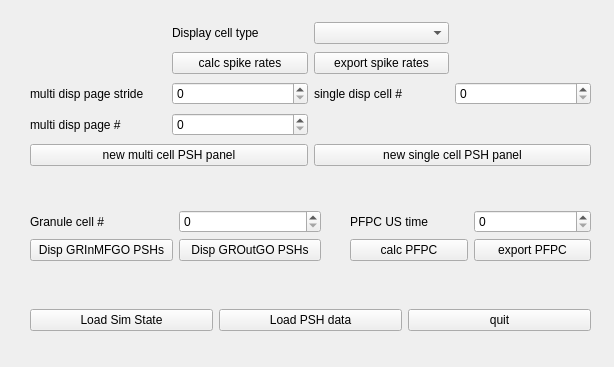
Above: SimDataAnalysis/includes/mainw.ui from wenkeli/Cerebellum_simulation before the change. Below: the same form after it.
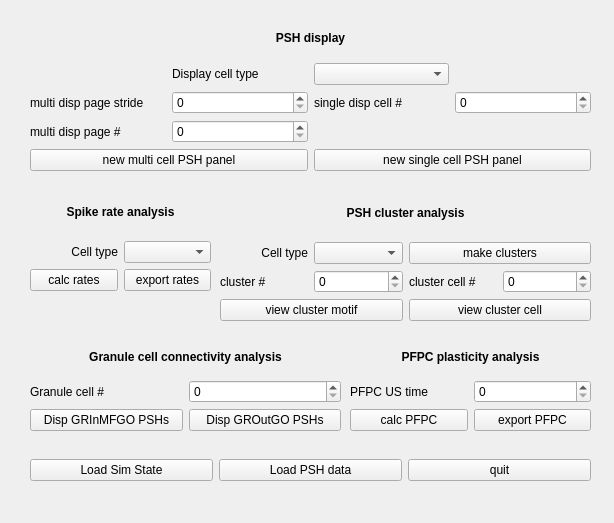
That is the form after the change.

Patch:
```diff
--- a/SimDataAnalysis/includes/mainw.ui
+++ b/SimDataAnalysis/includes/mainw.ui
@@ -7,7 +7,7 @@
     <x>0</x>
     <y>0</y>
     <width>614</width>
-    <height>367</height>
+    <height>523</height>
    </rect>
   </property>
   <property name="windowTitle">
@@ -18,7 +18,7 @@
     <property name="geometry">
      <rect>
       <x>30</x>
-      <y>300</y>
+      <y>450</y>
       <width>561</width>
       <height>41</height>
      </rect>
@@ -57,71 +57,71 @@
      </rect>
     </property>
     <layout class="QGridLayout" name="gridLayout_2">
-     <item row="2" column="0">
+     <item row="3" column="0">
       <widget class="QLabel" name="label">
        <property name="text">
         <string>multi disp page stride</string>
        </property>
       </widget>
      </item>
-     <item row="2" column="1">
+     <item row="3" column="1">
       <widget class="QSpinBox" name="multiCellStrideBox"/>
      </item>
-     <item row="3" column="0">
+     <item row="4" column="0">
       <widget class="QLabel" name="label_2">
        <property name="text">
         <string>multi disp page #</string>
        </property>
       </widget>
      </item>
-     <item row="3" column="1">
+     <item row="4" column="1">
       <widget class="QSpinBox" name="multiCellPageBox"/>
      </item>
-     <item row="2" column="2">
+     <item row="3" column="2">
       <widget class="QLabel" name="label_4">
        <property name="text">
         <string>single disp cell #</string>
        </property>
       </widget>
      </item>
-     <item row="2" column="3">
+     <item row="3" column="3">
       <widget class="QSpinBox" name="singleCellNumBox"/>
      </item>
-     <item row="0" column="2">
+     <item row="1" column="2">
       <widget class="QComboBox" name="dispCellTypeBox"/>
      </item>
-     <item row="0" column="1">
+     <item row="1" column="1">
       <widget class="QLabel" name="label_3">
        <property name="text">
         <string>Display cell type</string>
        </property>
       </widget>
      </item>
-     <item row="4" column="2" colspan="2">
+     <item row="5" column="2" colspan="2">
       <widget class="QPushButton" name="singleCellNPButton">
        <property name="text">
         <string>new single cell PSH panel</string>
        </property>
       </widget>
      </item>
-     <item row="4" column="0" colspan="2">
+     <item row="5" column="0" colspan="2">
       <widget class="QPushButton" name="multicellNPButton">
        <property name="text">
         <string>new multi cell PSH panel</string>
        </property>
       </widget>
      </item>
-     <item row="1" column="1">
-      <widget class="QPushButton" name="calcSpikeRatesButton">
+     <item row="0" column="1" colspan="2">
+      <widget class="QLabel" name="label_13">
        <property name="text">
-        <string>calc spike rates</string>
-       </property>
-      </widget>
-     </item>
-     <item row="1" column="2">
-      <widget class="QPushButton" name="exportSpikeRatesButton">
-       <property name="text">
-        <string>export spike rates</string>
+        <string>&lt;!DOCTYPE HTML PUBLIC &quot;-//W3C//DTD HTML 4.0//EN&quot; &quot;http://www.w3.org/TR/REC-html40/strict.dtd&quot;&gt;
+&lt;html&gt;&lt;head&gt;&lt;meta name=&quot;qrichtext&quot; content=&quot;1&quot; /&gt;&lt;style type=&quot;text/css&quot;&gt;
+p, li { white-space: pre-wrap; }
+&lt;/style&gt;&lt;/head&gt;&lt;body style=&quot; font-family:'Sans Serif'; font-size:9pt; font-weight:400; font-style:normal;&quot;&gt;
+&lt;table style=&quot;-qt-table-type: root; margin-top:4px; margin-bottom:4px; margin-left:4px; margin-right:4px;&quot;&gt;
+&lt;tr&gt;
+&lt;td style=&quot;border: none;&quot;&gt;
+&lt;p align=&quot;center&quot; style=&quot; margin-top:0px; margin-bottom:0px; margin-left:0px; margin-right:0px; -qt-block-indent:0; text-indent:0px;&quot;&gt;&lt;span style=&quot; font-weight:600;&quot;&gt;PSH display&lt;/span&gt;&lt;/p&gt;&lt;/td&gt;&lt;/tr&gt;&lt;/table&gt;&lt;/body&gt;&lt;/html&gt;</string>
        </property>
       </widget>
      </item>
@@ -131,72 +131,241 @@
     <property name="geometry">
      <rect>
       <x>350</x>
-      <y>210</y>
+      <y>340</y>
       <width>241</width>
-      <height>51</height>
+      <height>91</height>
      </rect>
     </property>
     <layout class="QGridLayout" name="gridLayout_3">
-     <item row="0" column="0">
+     <item row="1" column="0">
       <widget class="QLabel" name="label_5">
        <property name="text">
         <string>PFPC US time</string>
        </property>
       </widget>
      </item>
-     <item row="0" column="1">
+     <item row="1" column="1">
       <widget class="QSpinBox" name="pfPCPlastUSTimeSpinBox"/>
      </item>
-     <item row="1" column="0">
+     <item row="2" column="0">
       <widget class="QPushButton" name="calcPFPCPlastButton">
        <property name="text">
         <string>calc PFPC</string>
        </property>
       </widget>
      </item>
-     <item row="1" column="1">
+     <item row="2" column="1">
       <widget class="QPushButton" name="exportPFPCPlastActButton">
        <property name="text">
         <string>export PFPC</string>
        </property>
       </widget>
      </item>
+     <item row="0" column="0" colspan="2">
+      <widget class="QLabel" name="label_8">
+       <property name="text">
+        <string>&lt;!DOCTYPE HTML PUBLIC &quot;-//W3C//DTD HTML 4.0//EN&quot; &quot;http://www.w3.org/TR/REC-html40/strict.dtd&quot;&gt;
+&lt;html&gt;&lt;head&gt;&lt;meta name=&quot;qrichtext&quot; content=&quot;1&quot; /&gt;&lt;style type=&quot;text/css&quot;&gt;
+p, li { white-space: pre-wrap; }
+&lt;/style&gt;&lt;/head&gt;&lt;body style=&quot; font-family:'Sans Serif'; font-size:9pt; font-weight:400; font-style:normal;&quot;&gt;
+&lt;table style=&quot;-qt-table-type: root; margin-top:4px; margin-bottom:4px; margin-left:4px; margin-right:4px;&quot;&gt;
+&lt;tr&gt;
+&lt;td style=&quot;border: none;&quot;&gt;
+&lt;p align=&quot;center&quot; style=&quot; margin-top:0px; margin-bottom:0px; margin-left:0px; margin-right:0px; -qt-block-indent:0; text-indent:0px;&quot;&gt;&lt;span style=&quot; font-weight:600;&quot;&gt;PFPC plasticity analysis&lt;/span&gt;&lt;/p&gt;&lt;/td&gt;&lt;/tr&gt;&lt;/table&gt;&lt;/body&gt;&lt;/html&gt;</string>
+       </property>
+      </widget>
+     </item>
     </layout>
    </widget>
    <widget class="QWidget" name="gridLayoutWidget">
     <property name="geometry">
      <rect>
       <x>30</x>
-      <y>210</y>
-      <width>291</width>
-      <height>51</height>
+      <y>340</y>
+      <width>311</width>
+      <height>91</height>
      </rect>
     </property>
     <layout class="QGridLayout" name="gridLayout">
-     <item row="0" column="0">
+     <item row="2" column="0">
       <widget class="QLabel" name="label_6">
        <property name="text">
         <string>Granule cell #</string>
        </property>
       </widget>
      </item>
-     <item row="0" column="1">
+     <item row="2" column="1">
       <widget class="QSpinBox" name="grIndConAnaSpinBox"/>
      </item>
-     <item row="1" column="1">
+     <item row="3" column="1">
       <widget class="QPushButton" name="dispGROutGOButton">
        <property name="text">
         <string>Disp GROutGO PSHs</string>
        </property>
       </widget>
      </item>
-     <item row="1" column="0">
+     <item row="3" column="0">
       <widget class="QPushButton" name="dispGRInMFGOButton">
        <property name="text">
         <string>Disp GRInMFGO PSHs</string>
        </property>
       </widget>
      </item>
+     <item row="1" column="0" colspan="2">
+      <widget class="QLabel" name="label_7">
+       <property name="text">
+        <string>&lt;!DOCTYPE HTML PUBLIC &quot;-//W3C//DTD HTML 4.0//EN&quot; &quot;http://www.w3.org/TR/REC-html40/strict.dtd&quot;&gt;
+&lt;html&gt;&lt;head&gt;&lt;meta name=&quot;qrichtext&quot; content=&quot;1&quot; /&gt;&lt;style type=&quot;text/css&quot;&gt;
+p, li { white-space: pre-wrap; }
+&lt;/style&gt;&lt;/head&gt;&lt;body style=&quot; font-family:'Sans Serif'; font-size:9pt; font-weight:400; font-style:normal;&quot;&gt;
+&lt;table style=&quot;-qt-table-type: root; margin-top:4px; margin-bottom:4px; margin-left:4px; margin-right:4px;&quot;&gt;
+&lt;tr&gt;
+&lt;td style=&quot;border: none;&quot;&gt;
+&lt;p align=&quot;center&quot; style=&quot; margin-top:0px; margin-bottom:0px; margin-left:0px; margin-right:0px; -qt-block-indent:0; text-indent:0px;&quot;&gt;&lt;span style=&quot; font-weight:600;&quot;&gt;Granule cell connectivity analysis&lt;/span&gt;&lt;/p&gt;&lt;/td&gt;&lt;/tr&gt;&lt;/table&gt;&lt;/body&gt;&lt;/html&gt;</string>
+       </property>
+      </widget>
+     </item>
+    </layout>
+   </widget>
+   <widget class="QWidget" name="gridLayoutWidget_4">
+    <property name="geometry">
+     <rect>
+      <x>30</x>
+      <y>190</y>
+      <width>181</width>
+      <height>101</height>
+     </rect>
+    </property>
+    <layout class="QGridLayout" name="gridLayout_4">
+     <item row="2" column="0">
+      <widget class="QPushButton" name="calcSpikeRatesButton">
+       <property name="text">
+        <string>calc rates</string>
+       </property>
+      </widget>
+     </item>
+     <item row="2" column="1">
+      <widget class="QPushButton" name="exportSpikeRatesButton">
+       <property name="text">
+        <string>export rates</string>
+       </property>
+      </widget>
+     </item>
+     <item row="1" column="0">
+      <widget class="QLabel" name="label_9">
+       <property name="text">
+        <string>&lt;!DOCTYPE HTML PUBLIC &quot;-//W3C//DTD HTML 4.0//EN&quot; &quot;http://www.w3.org/TR/REC-html40/strict.dtd&quot;&gt;
+&lt;html&gt;&lt;head&gt;&lt;meta name=&quot;qrichtext&quot; content=&quot;1&quot; /&gt;&lt;style type=&quot;text/css&quot;&gt;
+p, li { white-space: pre-wrap; }
+&lt;/style&gt;&lt;/head&gt;&lt;body style=&quot; font-family:'Sans Serif'; font-size:9pt; font-weight:400; font-style:normal;&quot;&gt;
+&lt;table style=&quot;-qt-table-type: root; margin-top:4px; margin-bottom:4px; margin-left:4px; margin-right:4px;&quot;&gt;
+&lt;tr&gt;
+&lt;td style=&quot;border: none;&quot;&gt;
+&lt;p align=&quot;right&quot; style=&quot; margin-top:0px; margin-bottom:0px; margin-left:0px; margin-right:0px; -qt-block-indent:0; text-indent:0px;&quot;&gt;Cell type&lt;/p&gt;&lt;/td&gt;&lt;/tr&gt;&lt;/table&gt;&lt;/body&gt;&lt;/html&gt;</string>
+       </property>
+      </widget>
+     </item>
+     <item row="1" column="1">
+      <widget class="QComboBox" name="comboBox"/>
+     </item>
+     <item row="0" column="0" colspan="2">
+      <widget class="QLabel" name="label_10">
+       <property name="text">
+        <string>&lt;!DOCTYPE HTML PUBLIC &quot;-//W3C//DTD HTML 4.0//EN&quot; &quot;http://www.w3.org/TR/REC-html40/strict.dtd&quot;&gt;
+&lt;html&gt;&lt;head&gt;&lt;meta name=&quot;qrichtext&quot; content=&quot;1&quot; /&gt;&lt;style type=&quot;text/css&quot;&gt;
+p, li { white-space: pre-wrap; }
+&lt;/style&gt;&lt;/head&gt;&lt;body style=&quot; font-family:'Sans Serif'; font-size:9pt; font-weight:400; font-style:normal;&quot;&gt;
+&lt;table style=&quot;-qt-table-type: root; margin-top:4px; margin-bottom:4px; margin-left:4px; margin-right:4px;&quot;&gt;
+&lt;tr&gt;
+&lt;td style=&quot;border: none;&quot;&gt;
+&lt;p align=&quot;center&quot; style=&quot; margin-top:0px; margin-bottom:0px; margin-left:0px; margin-right:0px; -qt-block-indent:0; text-indent:0px;&quot;&gt;&lt;span style=&quot; font-weight:600;&quot;&gt;Spike rate analysis&lt;/span&gt;&lt;/p&gt;&lt;/td&gt;&lt;/tr&gt;&lt;/table&gt;&lt;/body&gt;&lt;/html&gt;</string>
+       </property>
+      </widget>
+     </item>
+    </layout>
+   </widget>
+   <widget class="QWidget" name="gridLayoutWidget_5">
+    <property name="geometry">
+     <rect>
+      <x>220</x>
+      <y>190</y>
+      <width>371</width>
+      <height>131</height>
+     </rect>
+    </property>
+    <layout class="QGridLayout" name="gridLayout_5">
+     <item row="0" column="0" colspan="4">
+      <widget class="QLabel" name="label_12">
+       <property name="text">
+        <string>&lt;!DOCTYPE HTML PUBLIC &quot;-//W3C//DTD HTML 4.0//EN&quot; &quot;http://www.w3.org/TR/REC-html40/strict.dtd&quot;&gt;
+&lt;html&gt;&lt;head&gt;&lt;meta name=&quot;qrichtext&quot; content=&quot;1&quot; /&gt;&lt;style type=&quot;text/css&quot;&gt;
+p, li { white-space: pre-wrap; }
+&lt;/style&gt;&lt;/head&gt;&lt;body style=&quot; font-family:'Sans Serif'; font-size:9pt; font-weight:400; font-style:normal;&quot;&gt;
+&lt;table border=&quot;0&quot; style=&quot;-qt-table-type: root; margin-top:4px; margin-bottom:4px; margin-left:4px; margin-right:4px;&quot;&gt;
+&lt;tr&gt;
+&lt;td style=&quot;border: none;&quot;&gt;
+&lt;p align=&quot;center&quot; style=&quot; margin-top:0px; margin-bottom:0px; margin-left:0px; margin-right:0px; -qt-block-indent:0; text-indent:0px;&quot;&gt;&lt;span style=&quot; font-weight:600;&quot;&gt;PSH cluster analysis&lt;/span&gt;&lt;/p&gt;&lt;/td&gt;&lt;/tr&gt;&lt;/table&gt;&lt;/body&gt;&lt;/html&gt;</string>
+       </property>
+      </widget>
+     </item>
+     <item row="2" column="0">
+      <widget class="QLabel" name="label_14">
+       <property name="text">
+        <string>cluster #</string>
+       </property>
+      </widget>
+     </item>
+     <item row="2" column="1">
+      <widget class="QSpinBox" name="clusterNumBox"/>
+     </item>
+     <item row="2" column="2">
+      <widget class="QLabel" name="label_15">
+       <property name="text">
+        <string>cluster cell #</string>
+       </property>
+      </widget>
+     </item>
+     <item row="2" column="3">
+      <widget class="QSpinBox" name="clusterCellNumBox"/>
+     </item>
+     <item row="3" column="0" colspan="2">
+      <widget class="QPushButton" name="viewClusterButton">
+       <property name="text">
+        <string>view cluster motif</string>
+       </property>
+      </widget>
+     </item>
+     <item row="3" column="2" colspan="2">
+      <widget class="QPushButton" name="viewClusterCellButton">
+       <property name="text">
+        <string>view cluster cell</string>
+       </property>
+      </widget>
+     </item>
+     <item row="1" column="0">
+      <widget class="QLabel" name="label_11">
+       <property name="text">
+        <string>&lt;!DOCTYPE HTML PUBLIC &quot;-//W3C//DTD HTML 4.0//EN&quot; &quot;http://www.w3.org/TR/REC-html40/strict.dtd&quot;&gt;
+&lt;html&gt;&lt;head&gt;&lt;meta name=&quot;qrichtext&quot; content=&quot;1&quot; /&gt;&lt;style type=&quot;text/css&quot;&gt;
+p, li { white-space: pre-wrap; }
+&lt;/style&gt;&lt;/head&gt;&lt;body style=&quot; font-family:'Sans Serif'; font-size:9pt; font-weight:400; font-style:normal;&quot;&gt;
+&lt;table style=&quot;-qt-table-type: root; margin-top:4px; margin-bottom:4px; margin-left:4px; margin-right:4px;&quot;&gt;
+&lt;tr&gt;
+&lt;td style=&quot;border: none;&quot;&gt;
+&lt;p align=&quot;right&quot; style=&quot; margin-top:0px; margin-bottom:0px; margin-left:0px; margin-right:0px; -qt-block-indent:0; text-indent:0px;&quot;&gt;Cell type&lt;/p&gt;&lt;/td&gt;&lt;/tr&gt;&lt;/table&gt;&lt;/body&gt;&lt;/html&gt;</string>
+       </property>
+      </widget>
+     </item>
+     <item row="1" column="1">
+      <widget class="QComboBox" name="clusterCellTypeBox"/>
+     </item>
+     <item row="1" column="2" colspan="2">
+      <widget class="QPushButton" name="makeClusterButton">
+       <property name="text">
+        <string>make clusters</string>
+       </property>
+      </widget>
+     </item>
     </layout>
    </widget>
   </widget>
```
Left out of the diff: 34 changed lines with no effect on the pictures.
